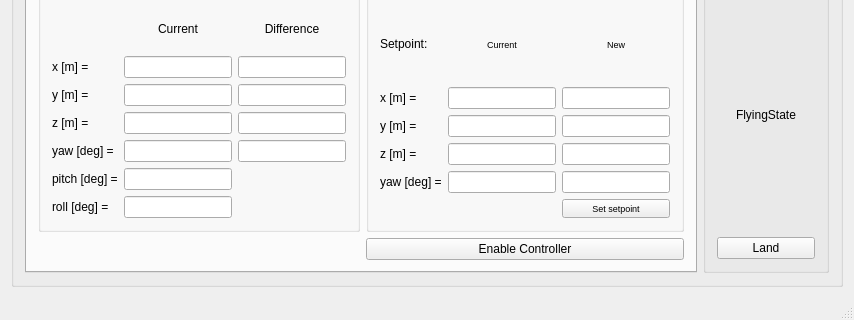
Before: the Qt Designer form pps_ws/src/d_fall_pps/GUI_Qt/studentGUI/src/MainWindow.ui in alexdidier/rampc-quadrotor, drawn with Qt 5; both pictures show x 0 to 854 and y 249 to 569 of the 854 by 569 pixel window.
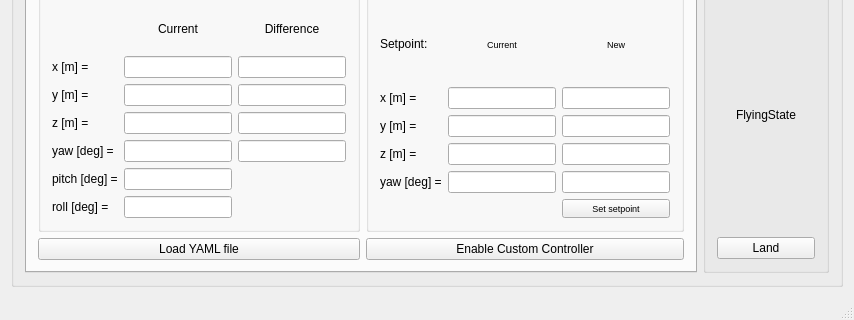
After: the same form once the commit is applied. The open tabs and pages were chosen to show the change.

Commit message: Added link to use custom controller and safe controller. Need to see what happens if we change yaml file name on the run

Patch:
```diff
--- a/pps_ws/src/d_fall_pps/GUI_Qt/studentGUI/src/MainWindow.ui
+++ b/pps_ws/src/d_fall_pps/GUI_Qt/studentGUI/src/MainWindow.ui
@@ -603,7 +603,14 @@
            <item row="1" column="1">
             <widget class="QPushButton" name="pushButton_2">
              <property name="text">
-              <string>Enable Controller</string>
+              <string>Enable Custom Controller</string>
+             </property>
+            </widget>
+           </item>
+           <item row="1" column="0">
+            <widget class="QPushButton" name="load_yaml_button">
+             <property name="text">
+              <string>Load YAML file</string>
              </property>
             </widget>
            </item>
```
Left out of the diff: 6 changed lines with no effect on the pictures. The commit also changes 5 other files.
